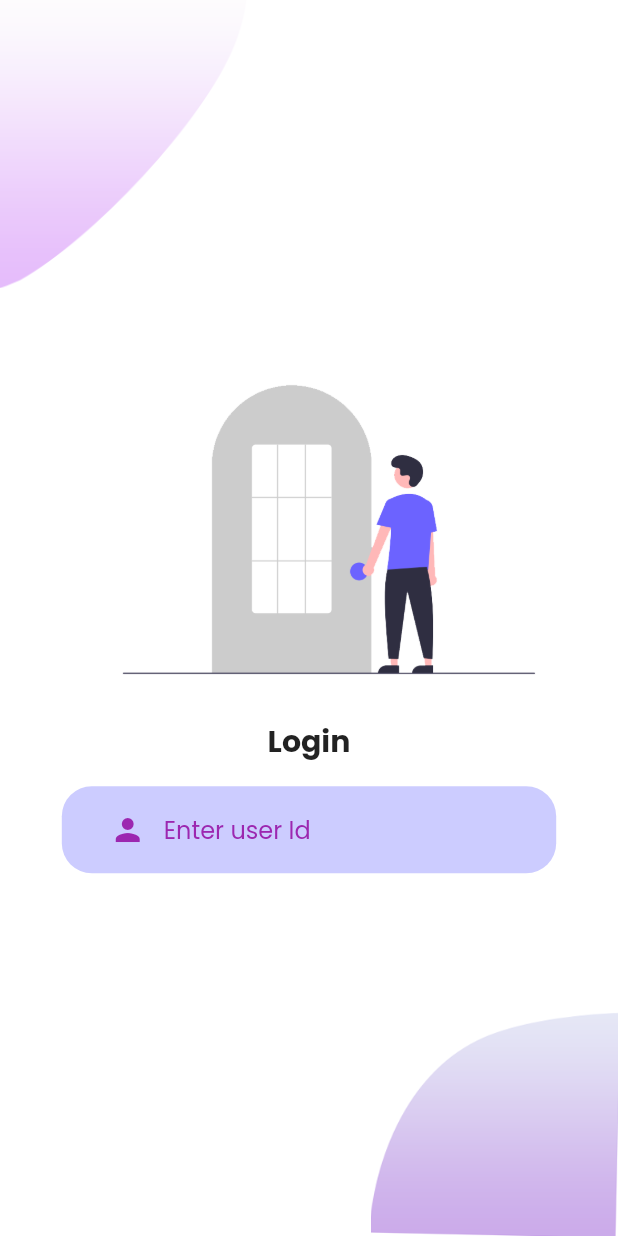
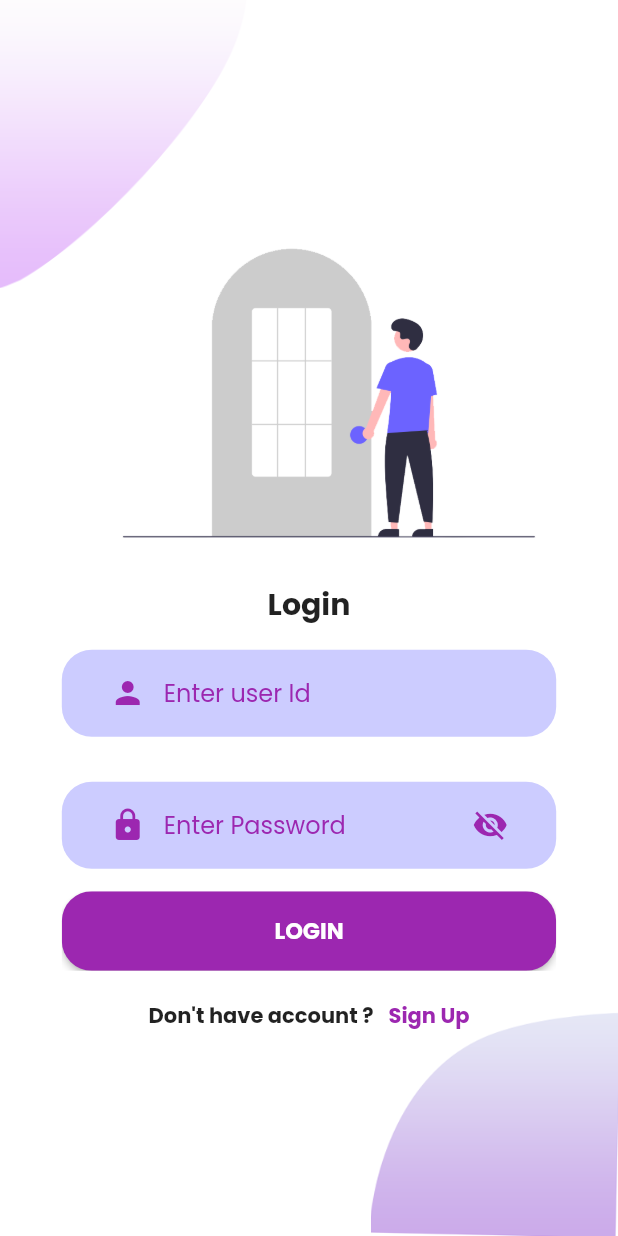
Before and after one commit to mohiuddin13631/Shopping_app, a Flutter app: the screen it shows after launch, after a tap on "LOGIN", on a phone screen of 412 x 824 dp. Run offline on Flutter 3.47's test engine with Material 2 defaults, Android fonts, the phone set to English and light mode, and no system bars; our stand-ins replace google_fonts.

Commit message:
Login page completed password visibility feature added

```diff
--- /dev/null
+++ b/lib/view/login/components/password_field.dart
@@ -0,0 +1,74 @@
+import 'package:flutter/material.dart';
+import 'package:flutter/material.dart';
+class UserPassTextField extends StatefulWidget {
+   UserPassTextField({
+    Key? key,
+    required this.userPasscontroller,
+    required this.userPassErrorText,
+    required this.userPassHintText,
+    required this.userPassHintTextColor,
+    required this.userPassTextFieldPrefixIcon,
+    required this.userPassTextFieldPrefixIconColor,
+    required this.onUserPassValueChange,
+    required this.suffixIcon,
+    required this.suffixIconColor,
+  }) : super(key: key);
+
+  final TextEditingController userPasscontroller;
+  final String userPassErrorText;
+  final String userPassHintText;
+  final Color userPassHintTextColor;
+  final IconData userPassTextFieldPrefixIcon;
+  final Color userPassTextFieldPrefixIconColor;
+  final Function onUserPassValueChange;
+  final IconData suffixIcon;
+  final Color suffixIconColor;
+
+
+  @override
+  State<UserPassTextField> createState() => _UserPassTextFieldState();
+}
+
+class _UserPassTextFieldState extends State<UserPassTextField> {
+  bool isPassVisible = false;
+  @override
+  Widget build(BuildContext context) {
+    return TextFormField(
+      controller: widget.userPasscontroller,
+      validator: (value) {
+        if (value!.isEmpty) {
+          return widget.userPassErrorText;
+        } else {
+          return null;
+        }
+      },
+      onChanged: (value){
+        widget.onUserPassValueChange(value);
+      },
+      cursorColor: Theme.of(context).colorScheme.secondary,
+      style: TextStyle(color: Theme.of(context).colorScheme.secondary),
+      obscureText: isPassVisible? false : true,
+      decoration: InputDecoration(
+        hintText: widget.userPassHintText,
+        hintStyle: TextStyle(color: widget.userPassHintTextColor),
+        border: InputBorder.none,
+        prefixIcon: Icon(
+          widget.userPassTextFieldPrefixIcon,
+          color: widget.userPassTextFieldPrefixIconColor,
+        ),
+        suffixIcon: IconButton(
+          icon: isPassVisible
+          ? Icon(Icons.visibility)
+          : Icon(Icons.visibility_off),
+          color: widget.suffixIconColor,
+          onPressed: (){
+            //todo: we will use getx here
+            setState(() {
+              isPassVisible = !isPassVisible; //true tahke false hobe r false thakle true hobe
+            });
+          },
+        ),
+      ),
+    );
+  }
+}
--- a/lib/view/login/login_page.dart
+++ b/lib/view/login/login_page.dart
@@ -1,7 +1,10 @@
 import 'package:flutter/material.dart';
 import 'package:shopping_app/view/custom_widget/my_theme.dart';
 import 'package:shopping_app/view/login/components/login_background.dart';
+import 'package:shopping_app/view/login/components/password_field.dart';
 import 'package:shopping_app/view/login/components/textfield_decorator.dart';
+import 'package:shopping_app/view/signup/signup.dart';
+import 'package:shopping_app/view/welcome_page/components/custom_button.dart';
 
 import 'components/userid_text_field.dart';
 
@@ -38,7 +41,51 @@ class LoginPage extends StatelessWidget {
               mainAxisAlignment: MainAxisAlignment.center,
               children: [
                 TextFieldDecorator(
-                  child: UserIdTextField(useridcontroller: useridcontroller, userIdErrorText: userIdErrorText, userIdHintText: userIdHintText, userIdHintTextColor: userIdHintTextColor, userIdTextFieldPrefixIcon: userIdTextFieldPrefixIcon, userIdTextFieldPrefixIconColor: userIdTextFieldPrefixIconColor, onUserIdValueChange: (value){},),
+                  child: UserIdTextField(
+                    useridcontroller: useridcontroller,
+                    userIdErrorText: userIdErrorText,
+                    userIdHintText: userIdHintText,
+                    userIdHintTextColor: userIdHintTextColor,
+                    userIdTextFieldPrefixIcon: userIdTextFieldPrefixIcon,
+                    userIdTextFieldPrefixIconColor:
+                        userIdTextFieldPrefixIconColor,
+                    onUserIdValueChange: (value) {},
+                  ),
+                ),
+                TextFieldDecorator(
+                    child: UserPassTextField(
+                  userPasscontroller: passcontroller,
+                  userPassErrorText: "Password can not be empty",
+                  userPassHintText: "Enter Password",
+                  userPassHintTextColor: Colors.purple,
+                  userPassTextFieldPrefixIcon: Icons.lock,
+                  userPassTextFieldPrefixIconColor: Colors.purple,
+                  suffixIcon: Icons.visibility_off,
+                  suffixIconColor: Colors.purple,
+                  onUserPassValueChange: (value) {},
+                )),
+                CustomButton(
+                    buttonColor: MyTheme.loginButtonColor,
+                    buttontext: "LOGIN",
+                    textColor: Colors.white,
+                    handleButtonClick: (){print("login");}
+                    ),
+                const SizedBox(height: 20,),
+                Row(
+                  mainAxisAlignment: MainAxisAlignment.center,
+                  children: [
+                    const Text("Don't have account ?",style: TextStyle(fontWeight: FontWeight.bold),),
+                    const SizedBox(width: 10,),
+                    InkWell(
+                        child: const Text(
+                            "Sign Up",
+                            style: TextStyle(fontWeight: FontWeight.bold,color: Colors.purple),
+                        ),
+                      onTap: (){
+                          Navigator.push(context, MaterialPageRoute(builder: (context) => const SignUp()));
+                      },
+                    )
+                  ],
                 )
               ],
             ),
--- /dev/null
+++ b/lib/view/signup/signup.dart
@@ -0,0 +1,11 @@
+import 'package:flutter/material.dart';
+class SignUp extends StatelessWidget {
+  const SignUp({Key? key}) : super(key: key);
+
+  @override
+  Widget build(BuildContext context) {
+    return const Scaffold(
+      body: Center(child: Text("Signup page")),
+    );
+  }
+}
```
